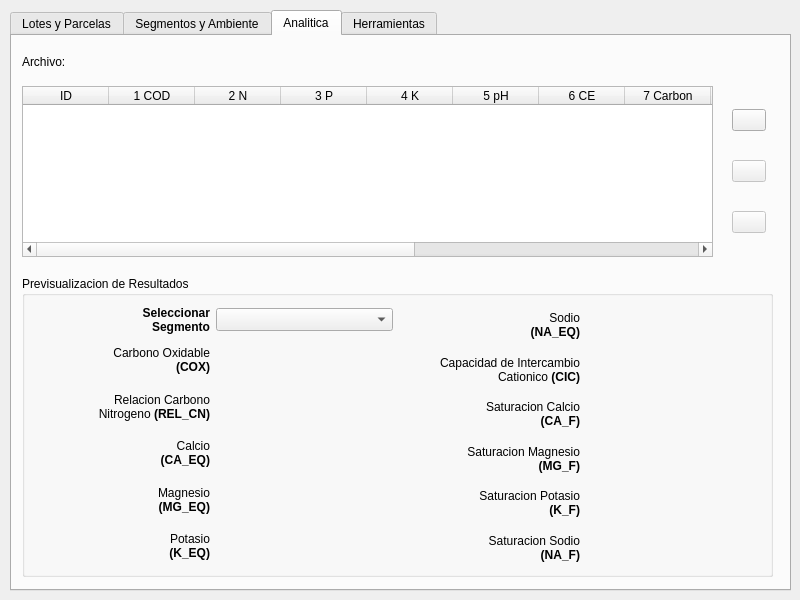
Old version of the form ui/agrae_main.ui in the repository franciscocontreras93/agrae.
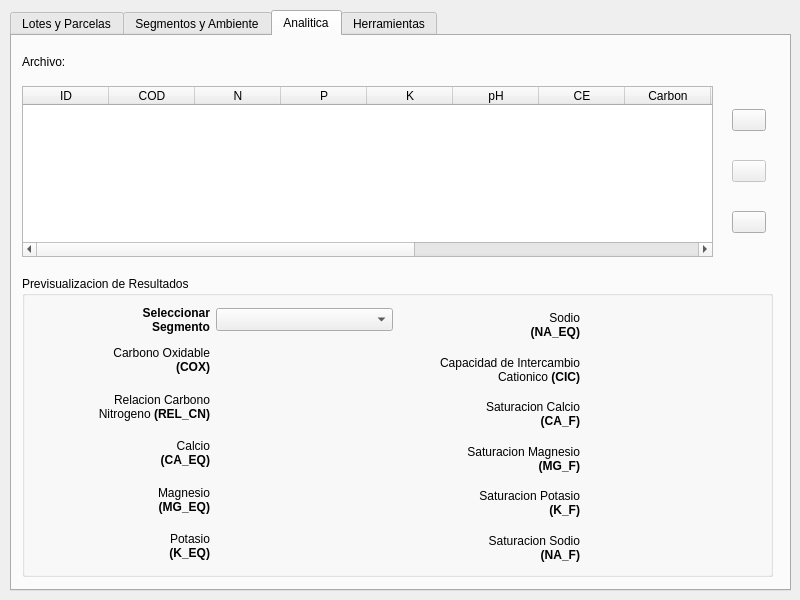
New version of the form.

```diff
--- a/ui/agrae_main.ui
+++ b/ui/agrae_main.ui
@@ -1736,7 +1736,7 @@
       <item>
        <widget class="QPushButton" name="an_params">
         <property name="enabled">
-         <bool>false</bool>
+         <bool>true</bool>
         </property>
         <property name="text">
          <string/>
@@ -1809,67 +1809,67 @@
      </column>
      <column>
       <property name="text">
-       <string>1 COD</string>
+       <string>COD</string>
       </property>
      </column>
      <column>
       <property name="text">
-       <string>2 N</string>
+       <string>N</string>
       </property>
      </column>
      <column>
       <property name="text">
-       <string>3 P</string>
+       <string>P</string>
       </property>
      </column>
      <column>
       <property name="text">
-       <string>4 K</string>
+       <string>K</string>
       </property>
      </column>
      <column>
       <property name="text">
-       <string>5 pH</string>
+       <string>pH</string>
       </property>
      </column>
      <column>
       <property name="text">
-       <string>6 CE</string>
+       <string>CE</string>
       </property>
      </column>
      <column>
       <property name="text">
-       <string>7 Carbon</string>
+       <string>Carbon</string>
       </property>
      </column>
      <column>
       <property name="text">
-       <string>8 CEap</string>
+       <string>CEap</string>
       </property>
      </column>
      <column>
       <property name="text">
-       <string>9 Caliza</string>
+       <string>Caliza</string>
       </property>
      </column>
      <column>
       <property name="text">
-       <string>10 CA</string>
+       <string>CA</string>
       </property>
      </column>
      <column>
       <property name="text">
-       <string>11 MG</string>
+       <string>MG</string>
       </property>
      </column>
      <column>
       <property name="text">
-       <string>12 NA</string>
+       <string>NA</string>
       </property>
      </column>
      <column>
       <property name="text">
-       <string>13 ORGANI</string>
+       <string>ORGANI</string>
       </property>
      </column>
     </widget>
```
